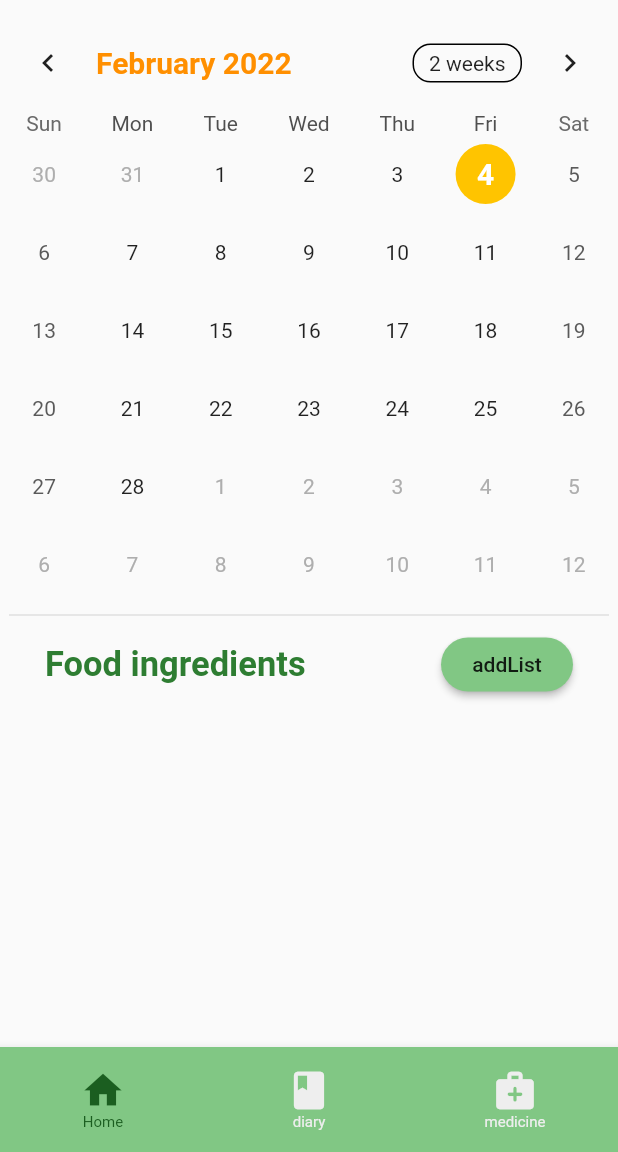
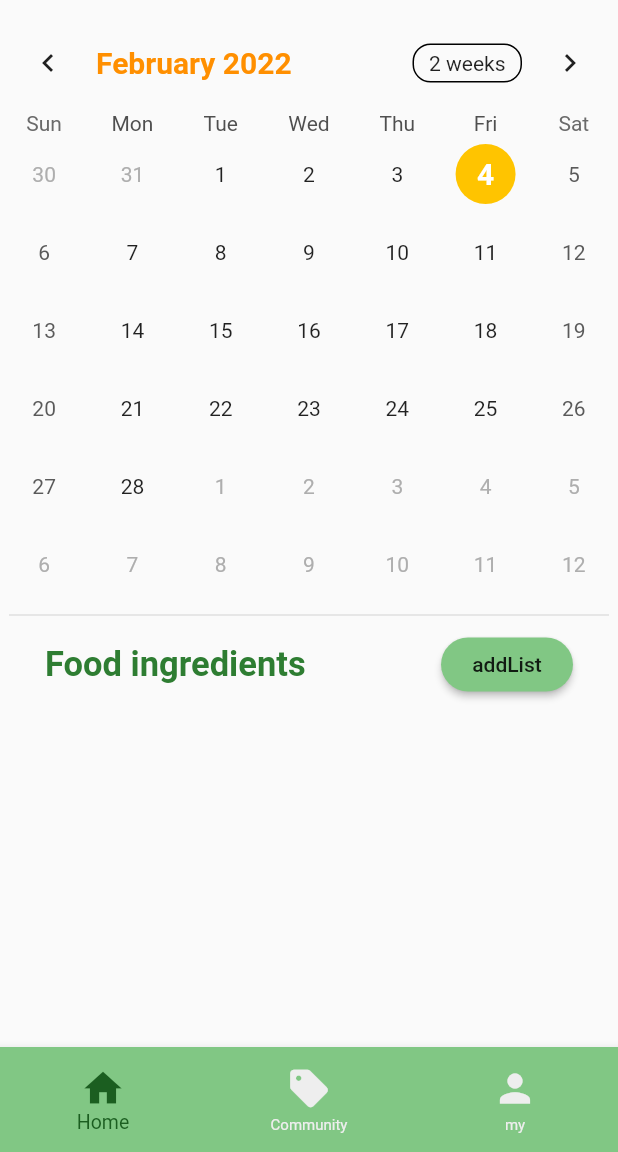
Before and after one commit to gdsckoreahackathon2022/11_HEO, a Flutter app: the tap screen opened by its route, on a phone screen of 412 x 824 dp, the part 84-1236 px from its top. Run offline on Flutter 3.47's test engine with Material 2 defaults, Android fonts, the phone set to English and light mode, and no system bars; drawn by our look-alikes of table_calendar; our stand-ins replace card_swiper, cloud_firestore, firebase_auth, firebase_core, firebase_storage, fluttertoast and 4 more; missing offline and left inert: flutter_tesseract_ocr, multi_image_picker2; accounts and stored records are empty.

Commit message:
예린22:57

```diff
--- a/lib/controller/bottom_navigation_page_controller.dart
+++ b/lib/controller/bottom_navigation_page_controller.dart
@@ -7,7 +7,7 @@ import 'package:study/screens/post/post_screen.dart';
 class BottomNavigationPageController extends GetxController {
   final currentIndex = 0.obs;
 
-  List<dynamic> _screen = [HomeScreen(), AddListScreen(), PostScreen()];
+  List<dynamic> _screen = [HomeScreen(), PostScreen(), PostScreen()];
 
   Widget get currentPage => _screen[currentIndex.value]; // currentIndex.value에 따라서 page 전환
 
--- a/lib/screens/bottom_tapbar.dart
+++ b/lib/screens/bottom_tapbar.dart
@@ -29,7 +29,7 @@ class _tapState extends State<tap> {
           height: 70,
           child: BottomNavigationBar(
               backgroundColor: Colors.green.shade300,
-              selectedFontSize: 10.0,
+              selectedFontSize: 13.0,
               selectedItemColor: Colors.green.shade900,
               unselectedFontSize: 10.0,
               unselectedItemColor: Colors.grey.shade200,
@@ -47,17 +47,17 @@ class _tapState extends State<tap> {
                 ),
                 new BottomNavigationBarItem(
                   icon: Icon(
-                    Icons.book,
+                    Icons.sell,
                     size: 30,
                   ),
-                  label: ("diary"),
+                  label: ("Community"),
                 ),
                 new BottomNavigationBarItem(
                   icon: Icon(
-                    Icons.medical_services_rounded,
+                    Icons.person,
                     size: 30,
                   ),
-                  label: ("medicine"),
+                  label: ("my"),
                 ),
               ]),
         )));
```
Also changed, not shown: lib/screens/home/home_dialog.dart (+16 -3 lines), lib/screens/home/home_screen.dart (+2 -6 lines).
